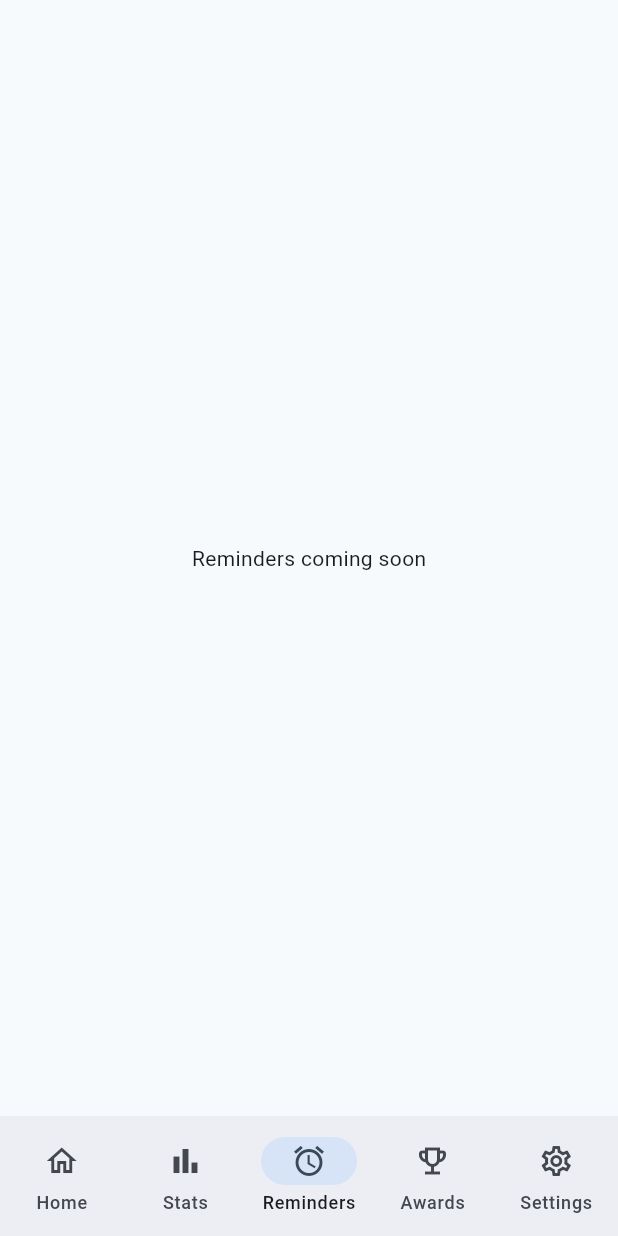
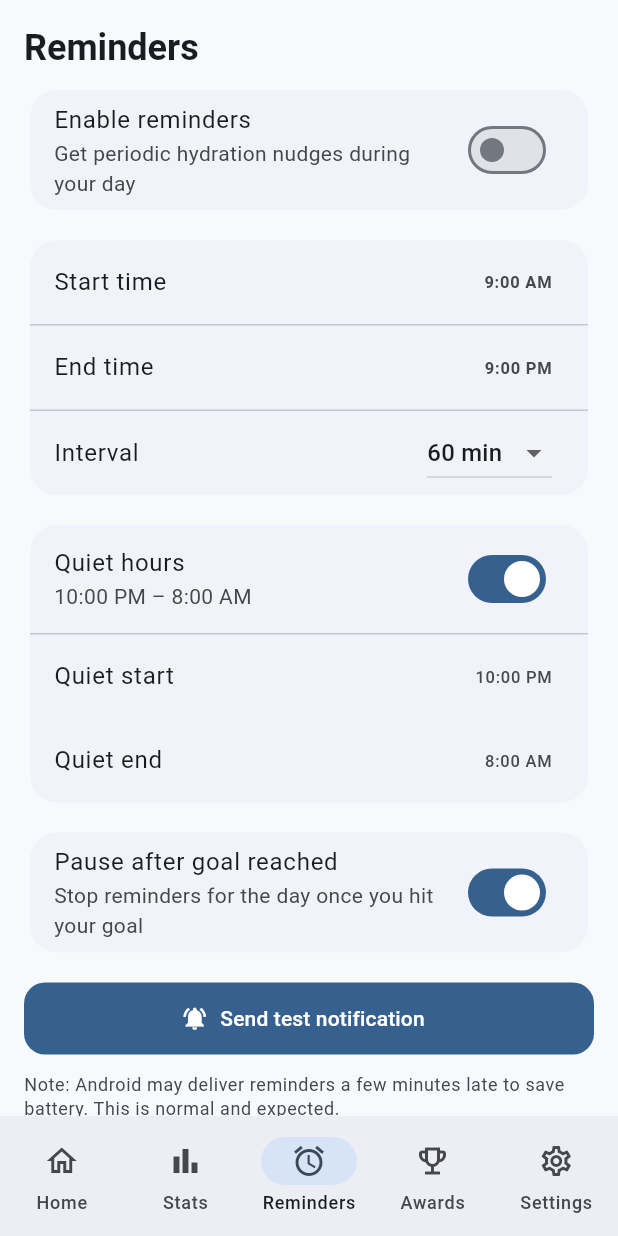
Before and after one commit to jit-d/Aqua, a Flutter app: the screen it shows after launch, item 3 of the bottom bar chosen, on a phone screen of 412 x 824 dp. Run offline on Flutter 3.47's test engine with Material 3 defaults, Android fonts, the phone set to English and light mode, and no system bars; our stand-ins replace fl_chart, flutter_local_notifications, shared_preferences, sqflite, timezone; accounts and stored records are empty; statements that could not run were skipped.

Commit message:
Stage 15: notification service, reminder provider + screen, Android manifest

```diff
--- a/lib/main.dart
+++ b/lib/main.dart
@@ -1,6 +1,7 @@
 import 'package:flutter/material.dart';
 import 'package:provider/provider.dart';
 import 'app/app.dart';
+import 'providers/reminder_provider.dart';
 import 'providers/settings_provider.dart';
 import 'providers/statistics_provider.dart';
 import 'providers/water_provider.dart';
@@ -8,8 +9,7 @@ import 'services/notification_service.dart';
 
 void main() async {
   WidgetsFlutterBinding.ensureInitialized();
-  final notificationService = NotificationService();
-  await notificationService.init();
+  await NotificationService().init();
 
   runApp(
     MultiProvider(
@@ -17,6 +17,7 @@ void main() async {
         ChangeNotifierProvider(create: (_) => SettingsProvider()..load()),
         ChangeNotifierProvider(create: (_) => WaterProvider()..init()),
         ChangeNotifierProvider(create: (_) => StatisticsProvider()),
+        ChangeNotifierProvider(create: (_) => ReminderProvider()..load()),
       ],
       child: const AquaApp(),
     ),
--- /dev/null
+++ b/lib/providers/reminder_provider.dart
@@ -0,0 +1,142 @@
+import 'package:flutter/foundation.dart';
+import 'package:shared_preferences/shared_preferences.dart';
+import '../services/notification_service.dart';
+import '../services/reminder_service.dart';
+
+class ReminderProvider with ChangeNotifier {
+  static const _kEnabled = 'rem_enabled';
+  static const _kInterval = 'rem_interval';
+  static const _kStart = 'rem_start';
+  static const _kEnd = 'rem_end';
+  static const _kQuietOn = 'rem_quiet_on';
+  static const _kQuietStart = 'rem_quiet_start';
+  static const _kQuietEnd = 'rem_quiet_end';
+  static const _kPauseAfterGoal = 'rem_pause_goal';
+
+  final ReminderService _service = ReminderService();
+
+  bool _enabled = false;
+  int _interval = 60;
+  int _startMinutes = 9 * 60; // 09:00
+  int _endMinutes = 21 * 60; // 21:00
+  bool _quietEnabled = true;
+  int _quietStart = 22 * 60; // 22:00
+  int _quietEnd = 8 * 60; // 08:00
+  bool _pauseAfterGoal = true;
+  bool _loading = true;
+
+  bool get enabled => _enabled;
+  int get interval => _interval;
+  int get startMinutes => _startMinutes;
+  int get endMinutes => _endMinutes;
+  bool get quietEnabled => _quietEnabled;
+  int get quietStart => _quietStart;
+  int get quietEnd => _quietEnd;
+  bool get pauseAfterGoal => _pauseAfterGoal;
+  bool get loading => _loading;
+
+  Future<void> load() async {
+    final p = await SharedPreferences.getInstance();
+    _enabled = p.getBool(_kEnabled) ?? false;
+    _interval = p.getInt(_kInterval) ?? 60;
+    _startMinutes = p.getInt(_kStart) ?? 9 * 60;
+    _endMinutes = p.getInt(_kEnd) ?? 21 * 60;
+    _quietEnabled = p.getBool(_kQuietOn) ?? true;
+    _quietStart = p.getInt(_kQuietStart) ?? 22 * 60;
+    _quietEnd = p.getInt(_kQuietEnd) ?? 8 * 60;
+    _pauseAfterGoal = p.getBool(_kPauseAfterGoal) ?? true;
+    _loading = false;
+    notifyListeners();
+    if (_enabled) await _reschedule();
+  }
+
+  Future<void> _persist() async {
+    final p = await SharedPreferences.getInstance();
+    await p.setBool(_kEnabled, _enabled);
+    await p.setInt(_kInterval, _interval);
+    await p.setInt(_kStart, _startMinutes);
+    await p.setInt(_kEnd, _endMinutes);
+    await p.setBool(_kQuietOn, _quietEnabled);
+    await p.setInt(_kQuietStart, _quietStart);
+    await p.setInt(_kQuietEnd, _quietEnd);
+    await p.setBool(_kPauseAfterGoal, _pauseAfterGoal);
+  }
+
+  Future<void> _reschedule() async {
+    await _service.scheduleAll(
+      enabled: _enabled,
+      intervalMinutes: _interval,
+      startMinutes: _startMinutes,
+      endMinutes: _endMinutes,
+      quietEnabled: _quietEnabled,
+      quietStart: _quietStart,
+      quietEnd: _quietEnd,
+    );
+  }
+
+  Future<void> setEnabled(bool v) async {
+    _enabled = v;
+    notifyListeners();
+    if (v) {
+      final granted = await NotificationService().requestPermissions();
+      if (!granted) {
+        _enabled = false;
+        notifyListeners();
+      }
+    }
+    await _persist();
+    await _reschedule();
+  }
+
+  Future<void> setInterval(int v) async {
+    _interval = v;
+    notifyListeners();
+    await _persist();
+    await _reschedule();
+  }
+
+  Future<void> setStart(int minutes) async {
+    _startMinutes = minutes;
+    notifyListeners();
+    await _persist();
+    await _reschedule();
+  }
+
+  Future<void> setEnd(int minutes) async {
+    _endMinutes = minutes;
+    notifyListeners();
+    await _persist();
+    await _reschedule();
+  }
+
+  Future<void> setQuietEnabled(bool v) async {
+    _quietEnabled = v;
+    notifyListeners();
+    await _persist();
+    await _reschedule();
+  }
+
+  Future<void> setQuietStart(int minutes) async {
+    _quietStart = minutes;
+    notifyListeners();
+    await _persist();
+    await _reschedule();
+  }
+
+  Future<void> setQuietEnd(int minutes) async {
+    _quietEnd = minutes;
+    notifyListeners();
+    await _persist();
+    await _reschedule();
+  }
+
+  Future<void> setPauseAfterGoal(bool v) async {
+    _pauseAfterGoal = v;
+    notifyListeners();
+    await _persist();
+  }
+
+  Future<void> sendTest() async {
+    await NotificationService().showTestNotification();
+  }
+}
--- a/lib/screens/reminder_screen.dart
+++ b/lib/screens/reminder_screen.dart
@@ -1,7 +1,144 @@
 import 'package:flutter/material.dart';
+import 'package:provider/provider.dart';
+import '../providers/reminder_provider.dart';
+import '../utils/app_constants.dart';
+
 class ReminderScreen extends StatelessWidget {
   const ReminderScreen({super.key});
+
+  String _fmt(int minutes) {
+    final h = (minutes ~/ 60) % 24;
+    final m = minutes % 60;
+    final ampm = h < 12 ? 'AM' : 'PM';
+    final hh = h % 12 == 0 ? 12 : h % 12;
+    return '$hh:${m.toString().padLeft(2, '0')} $ampm';
+  }
+
+  Future<void> _pickTime(
+      BuildContext context, int current, ValueChanged<int> onPicked) async {
+    final h = current ~/ 60;
+    final m = current % 60;
+    final picked = await showTimePicker(
+      context: context,
+      initialTime: TimeOfDay(hour: h, minute: m),
+    );
+    if (picked != null) onPicked(picked.hour * 60 + picked.minute);
+  }
+
   @override
-  Widget build(BuildContext context) =>
-      const Center(child: Text('Reminders coming soon'));
+  Widget build(BuildContext context) {
+    final rp = context.watch<ReminderProvider>();
+    if (rp.loading) {
+      return const Center(child: CircularProgressIndicator());
+    }
+
+    return ListView(
+      padding: const EdgeInsets.all(16),
+      children: [
+        Text('Reminders',
+            style: Theme.of(context)
+                .textTheme
+                .headlineSmall
+                ?.copyWith(fontWeight: FontWeight.bold)),
+        const SizedBox(height: 8),
+        Card(
+          child: SwitchListTile(
+            title: const Text('Enable reminders'),
+            subtitle: const Text('Get periodic hydration nudges during your day'),
+            value: rp.enabled,
+            onChanged: (v) => rp.setEnabled(v),
+          ),
+        ),
+        const SizedBox(height: 12),
+        Card(
+          child: Column(
+            children: [
+              ListTile(
+                title: const Text('Start time'),
+                trailing: Text(_fmt(rp.startMinutes),
+                    style: const TextStyle(fontWeight: FontWeight.w600)),
+                onTap: () =>
+                    _pickTime(context, rp.startMinutes, rp.setStart),
+              ),
+              const Divider(height: 1),
+              ListTile(
+                title: const Text('End time'),
+                trailing: Text(_fmt(rp.endMinutes),
+                    style: const TextStyle(fontWeight: FontWeight.w600)),
+                onTap: () => _pickTime(context, rp.endMinutes, rp.setEnd),
+              ),
+              const Divider(height: 1),
+              ListTile(
+                title: const Text('Interval'),
+                trailing: DropdownButton<int>(
+                  value: AppConstants.reminderIntervals.contains(rp.interval)
+                      ? rp.interval
+                      : null,
+                  items: AppConstants.reminderIntervals
+                      .map((e) =>
+                          DropdownMenuItem(value: e, child: Text('$e min')))
+                      .toList(),
+                  onChanged: (v) {
+                    if (v != null) rp.setInterval(v);
+                  },
+                ),
+              ),
+            ],
+          ),
+        ),
+        const SizedBox(height: 12),
+        Card(
+          child: Column(
+            children: [
+              SwitchListTile(
+                title: const Text('Quiet hours'),
+                subtitle: Text(
+                    '${_fmt(rp.quietStart)} – ${_fmt(rp.quietEnd)}'),
+                value: rp.quietEnabled,
+                onChanged: rp.setQuietEnabled,
+              ),
+              if (rp.quietEnabled) ...[
+                const Divider(height: 1),
+                ListTile(
+                  title: const Text('Quiet start'),
+                  trailing: Text(_fmt(rp.quietStart)),
+                  onTap: () =>
+                      _pickTime(context, rp.quietStart, rp.setQuietStart),
+                ),
+                ListTile(
+                  title: const Text('Quiet end'),
+                  trailing: Text(_fmt(rp.quietEnd)),
+                  onTap: () =>
+                      _pickTime(context, rp.quietEnd, rp.setQuietEnd),
+                ),
+              ],
+            ],
+          ),
+        ),
+        const SizedBox(height: 12),
+        Card(
+          child: SwitchListTile(
+            title: const Text('Pause after goal reached'),
+            subtitle: const Text(
+                'Stop reminders for the day once you hit your goal'),
+            value: rp.pauseAfterGoal,
+            onChanged: rp.setPauseAfterGoal,
+          ),
+        ),
+        const SizedBox(height: 16),
+        FilledButton.icon(
+          onPressed: rp.sendTest,
+          icon: const Icon(Icons.notifications_active),
+          label: const Text('Send test notification'),
+        ),
+        const SizedBox(height: 12),
+        Text(
+          'Note: Android may deliver reminders a few minutes late to save battery. '
+          'This is normal and expected.',
+          style: Theme.of(context).textTheme.bodySmall?.copyWith(
+              color: Theme.of(context).colorScheme.onSurfaceVariant),
+        ),
+      ],
+    );
+  }
 }
--- a/lib/services/notification_service.dart
+++ b/lib/services/notification_service.dart
@@ -1,7 +1,149 @@
+import 'package:flutter/foundation.dart';
+import 'package:flutter_local_notifications/flutter_local_notifications.dart';
+import 'package:timezone/data/latest_all.dart' as tzdata;
+import 'package:timezone/timezone.dart' as tz;
+
 class NotificationService {
+  static final NotificationService _instance = NotificationService._();
+  factory NotificationService() => _instance;
+  NotificationService._();
+
+  final FlutterLocalNotificationsPlugin _plugin =
+      FlutterLocalNotificationsPlugin();
+
+  static const String channelId = 'aqua_reminders';
+  static const String channelName = 'Hydration Reminders';
+  static const String channelDesc =
+      'Periodic reminders to drink water during the day';
+
+  bool _initialized = false;
+
   Future<void> init() async {
-    // Full implementation in the reminders stage.
+    if (_initialized) return;
+    tzdata.initializeTimeZones();
+    tz.setLocalLocation(tz.getLocation('UTC'));
+
+    const androidInit =
+        AndroidInitializationSettings('@mipmap/ic_launcher');
+    const iosInit = DarwinInitializationSettings();
+    const settings =
+        InitializationSettings(android: androidInit, iOS: iosInit);
+
+    await _plugin.initialize(settings);
+
+    final android = _plugin.resolvePlatformSpecificImplementation<
+        AndroidFlutterLocalNotificationsPlugin>();
+    await android?.createNotificationChannel(const AndroidNotificationChannel(
+      channelId,
+      channelName,
+      description: channelDesc,
+      importance: Importance.high,
+    ));
+
+    _initialized = true;
   }
 
-  Future<void> requestPermissions() async {}
+  Future<bool> requestPermissions() async {
+    if (kIsWeb) return false;
+    final android = _plugin.resolvePlatformSpecificImplementation<
+        AndroidFlutterLocalNotificationsPlugin>();
+    if (android == null) return true;
+    final granted = await android.requestNotificationsPermission();
+    return granted ?? false;
+  }
+
+  Future<void> showTestNotification() async {
+    await _plugin.show(
+      0,
+      'Time to drink water! 💧',
+      'This is what your reminders will look like.',
+      const NotificationDetails(
+        android: AndroidNotificationDetails(
+          channelId,
+          channelName,
+          channelDescription: channelDesc,
+          importance: Importance.high,
+          priority: Priority.high,
+          icon: '@mipmap/ic_launcher',
+        ),
+      ),
+    );
+  }
+
+  /// Schedule notifications with inexact timing (Android default, battery friendly).
+  Future<void> scheduleDailyWindow({
+    required int startMinutes,
+    required int endMinutes,
+    required int intervalMinutes,
+    required bool quietEnabled,
+    required int quietStart,
+    required int quietEnd,
+  }) async {
+    await cancelAll();
+    if (intervalMinutes <= 0) return;
+
+    final now = DateTime.now();
+    var t = DateTime(now.year, now.month, now.day)
+        .add(Duration(minutes: startMinutes));
+    final end = DateTime(now.year, now.month, now.day)
+        .add(Duration(minutes: endMinutes));
+    if (end.isBefore(t)) {
+      // Window crosses midnight — schedule into tomorrow.
+      t = t.add(const Duration(days: 1));
+    }
+
+    int id = 1000;
+    while (t.isBefore(end)) {
+      final inQuiet = quietEnabled && _isInQuiet(t, quietStart, quietEnd);
+      if (!inQuiet && t.isAfter(now)) {
+        await _zonedSchedule(
+          id++,
+          t,
+          'Time to drink water! 💧',
+          'Take a short break and keep your hydration habit going.',
+        );
+      }
+      t = t.add(Duration(minutes: intervalMinutes));
+      if (id > 1120) break; // hard cap — max ~120 notifications
+    }
+  }
+
+  bool _isInQuiet(DateTime t, int quietStart, int quietEnd) {
+    final m = t.hour * 60 + t.minute;
+    if (quietStart == quietEnd) return false;
+    if (quietStart < quietEnd) {
+      return m >= quietStart && m < quietEnd;
+    }
+    // crosses midnight
+    return m >= quietStart || m < quietEnd;
+  }
+
+  Future<void> _zonedSchedule(
+      int id, DateTime when, String title, String body) async {
+    final scheduled = tz.TZDateTime.from(when, tz.local);
+    await _plugin.zonedSchedule(
+      id,
+      title,
+      body,
+      scheduled,
+      const NotificationDetails(
+        android: AndroidNotificationDetails(
+          channelId,
+          channelName,
+          channelDescription: channelDesc,
+          importance: Importance.high,
+          priority: Priority.high,
+          icon: '@mipmap/ic_launcher',
+        ),
+      ),
+      androidScheduleMode: AndroidScheduleMode.inexactAllowWhileIdle,
+      uiLocalNotificationDateInterpretation:
+          UILocalNotificationDateInterpretation.absoluteTime,
+      matchDateTimeComponents: DateTimeComponents.time,
+    );
+  }
+
+  Future<void> cancelAll() async {
+    await _plugin.cancelAll();
+  }
 }
```
Also changed, not shown: lib/services/reminder_service.dart (added, +28 -0 lines), 2 other files.
